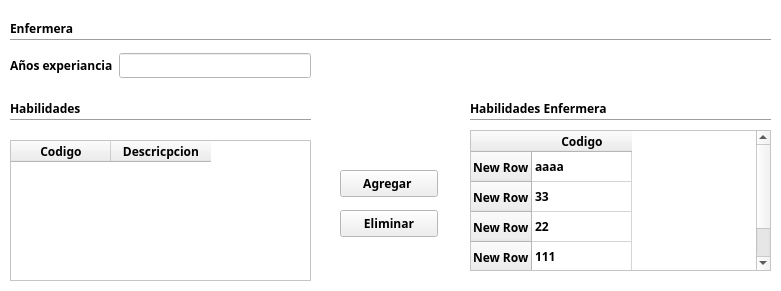
BryanTabarez/ProyectoBD, file gui/administrador_uis/WidgetTipoEmpleadoEnfermera.ui: the form before one commit.
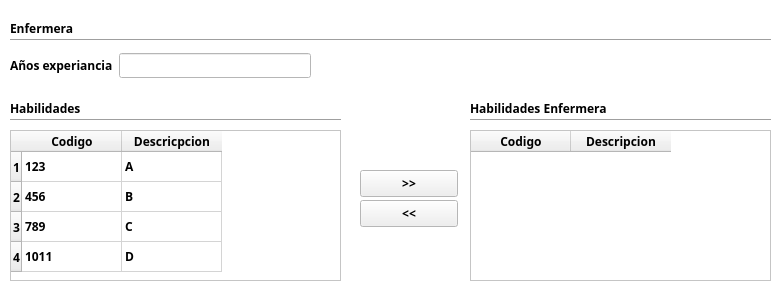
The form after the commit.

Commit message: Interfaz administrador terminada

What changed in the file:
```diff
--- a/gui/administrador_uis/WidgetTipoEmpleadoEnfermera.ui
+++ b/gui/administrador_uis/WidgetTipoEmpleadoEnfermera.ui
@@ -163,7 +163,7 @@
     <rect>
      <x>10</x>
      <y>110</y>
-     <width>301</width>
+     <width>331</width>
      <height>20</height>
     </rect>
    </property>
@@ -174,38 +174,58 @@
   <widget class="QPushButton" name="pushButtonAgregar">
    <property name="geometry">
     <rect>
-     <x>340</x>
+     <x>360</x>
      <y>170</y>
      <width>98</width>
      <height>27</height>
     </rect>
    </property>
    <property name="text">
-    <string>Agregar </string>
+    <string>&gt;&gt;</string>
    </property>
   </widget>
   <widget class="QPushButton" name="pushButtonEliminar">
    <property name="geometry">
     <rect>
-     <x>340</x>
-     <y>210</y>
+     <x>360</x>
+     <y>200</y>
      <width>98</width>
      <height>27</height>
     </rect>
    </property>
    <property name="text">
-    <string>Eliminar</string>
+    <string>&lt;&lt;</string>
    </property>
   </widget>
   <widget class="QTableWidget" name="tableWidgetHabilidades">
    <property name="geometry">
     <rect>
      <x>10</x>
-     <y>140</y>
-     <width>301</width>
-     <height>141</height>
+     <y>130</y>
+     <width>331</width>
+     <height>151</height>
     </rect>
    </property>
+   <row>
+    <property name="text">
+     <string>1</string>
+    </property>
+   </row>
+   <row>
+    <property name="text">
+     <string>2</string>
+    </property>
+   </row>
+   <row>
+    <property name="text">
+     <string>3</string>
+    </property>
+   </row>
+   <row>
+    <property name="text">
+     <string>4</string>
+    </property>
+   </row>
    <column>
     <property name="text">
      <string>Codigo</string>
@@ -230,66 +250,44 @@
      </font>
     </property>
    </column>
-  </widget>
-  <widget class="QTableWidget" name="tableWidgetHabilidadesEnfermera">
-   <property name="geometry">
-    <rect>
-     <x>470</x>
-     <y>130</y>
-     <width>301</width>
-     <height>141</height>
-    </rect>
-   </property>
-   <row>
-    <property name="text">
-     <string>New Row</string>
-    </property>
-   </row>
-   <row>
-    <property name="text">
-     <string>New Row</string>
-    </property>
-   </row>
-   <row>
-    <property name="text">
-     <string>New Row</string>
-    </property>
-   </row>
-   <row>
-    <property name="text">
-     <string>New Row</string>
-    </property>
-   </row>
-   <column>
-    <property name="text">
-     <string>Codigo</string>
-    </property>
-    <property name="font">
-     <font>
-      <family>Ubuntu Condensed</family>
-      <weight>75</weight>
-      <bold>true</bold>
-     </font>
-    </property>
-   </column>
    <item row="0" column="0">
     <property name="text">
-     <string>aaaa</string>
+     <string>123</string>
+    </property>
+   </item>
+   <item row="0" column="1">
+    <property name="text">
+     <string>A</string>
     </property>
    </item>
    <item row="1" column="0">
     <property name="text">
-     <string>33</string>
+     <string>456</string>
+    </property>
+   </item>
+   <item row="1" column="1">
+    <property name="text">
+     <string>B</string>
     </property>
    </item>
    <item row="2" column="0">
     <property name="text">
-     <string>22</string>
+     <string>789</string>
+    </property>
+   </item>
+   <item row="2" column="1">
+    <property name="text">
+     <string>C</string>
     </property>
    </item>
    <item row="3" column="0">
     <property name="text">
-     <string>111</string>
+     <string>1011</string>
+    </property>
+   </item>
+   <item row="3" column="1">
+    <property name="text">
+     <string>D</string>
     </property>
    </item>
   </widget>
@@ -319,6 +317,26 @@
     <enum>Qt::Horizontal</enum>
    </property>
   </widget>
+  <widget class="QTableWidget" name="tableWidgetHabilidadesEnfermera">
+   <property name="geometry">
+    <rect>
+     <x>470</x>
+     <y>130</y>
+     <width>301</width>
+     <height>151</height>
+    </rect>
+   </property>
+   <column>
+    <property name="text">
+     <string>Codigo</string>
+    </property>
+   </column>
+   <column>
+    <property name="text">
+     <string>Descripcion</string>
+    </property>
+   </column>
+  </widget>
  </widget>
  <resources/>
  <connections/>
```
The commit also changes 5 other files.
